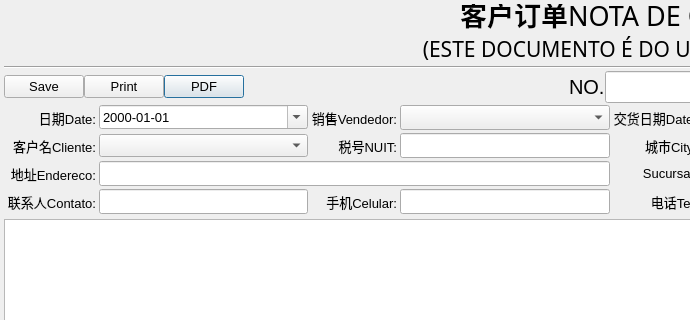
Above: Ui/FormOrderMob.ui from golden7602/zion before the change; both pictures show x 0 to 690 and y 0 to 320 of the 913 by 539 pixel window. Below: the same form after it.
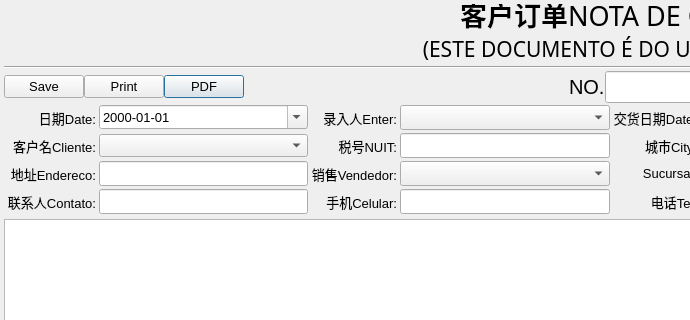
That is the form after the change. Icons and pictures are not drawn.

Commit message: 继续调整Order

Diff of the .ui file:
```diff
--- a/Ui/FormOrderMob.ui
+++ b/Ui/FormOrderMob.ui
@@ -374,28 +374,6 @@
      <property name="spacing">
       <number>3</number>
      </property>
-     <item row="2" column="2" colspan="3">
-      <widget class="QLineEdit" name="fEndereco">
-       <property name="minimumSize">
-        <size>
-         <width>0</width>
-         <height>25</height>
-        </size>
-       </property>
-       <property name="sizeIncrement">
-        <size>
-         <width>0</width>
-         <height>25</height>
-        </size>
-       </property>
-       <property name="placeholderText">
-        <string/>
-       </property>
-       <property name="clearButtonEnabled">
-        <bool>true</bool>
-       </property>
-      </widget>
-     </item>
      <item row="3" column="4">
       <widget class="QLineEdit" name="fCelular">
        <property name="minimumSize">
@@ -607,25 +585,6 @@
        </property>
       </widget>
      </item>
-     <item row="0" column="4">
-      <widget class="QComboBox" name="fVendedorID">
-       <property name="minimumSize">
-        <size>
-         <width>0</width>
-         <height>25</height>
-        </size>
-       </property>
-       <property name="sizeIncrement">
-        <size>
-         <width>0</width>
-         <height>25</height>
-        </size>
-       </property>
-       <property name="clearButtonEnabled" stdset="0">
-        <bool>true</bool>
-       </property>
-      </widget>
-     </item>
      <item row="3" column="3">
       <widget class="QLabel" name="label_10">
        <property name="text">
@@ -655,28 +614,6 @@
        </property>
       </widget>
      </item>
-     <item row="0" column="3">
-      <widget class="QLabel" name="label_5">
-       <property name="minimumSize">
-        <size>
-         <width>0</width>
-         <height>25</height>
-        </size>
-       </property>
-       <property name="sizeIncrement">
-        <size>
-         <width>0</width>
-         <height>25</height>
-        </size>
-       </property>
-       <property name="text">
-        <string>销售Vendedor:</string>
-       </property>
-       <property name="alignment">
-        <set>Qt::AlignRight|Qt::AlignTrailing|Qt::AlignVCenter</set>
-       </property>
-      </widget>
-     </item>
      <item row="0" column="0">
       <widget class="QLabel" name="label_3">
        <property name="minimumSize">
@@ -789,6 +726,89 @@
        </property>
       </widget>
      </item>
+     <item row="2" column="2">
+      <widget class="QLineEdit" name="fEndereco">
+       <property name="minimumSize">
+        <size>
+         <width>0</width>
+         <height>25</height>
+        </size>
+       </property>
+       <property name="sizeIncrement">
+        <size>
+         <width>0</width>
+         <height>25</height>
+        </size>
+       </property>
+       <property name="placeholderText">
+        <string/>
+       </property>
+       <property name="clearButtonEnabled">
+        <bool>true</bool>
+       </property>
+      </widget>
+     </item>
+     <item row="2" column="3">
+      <widget class="QLabel" name="label_5">
+       <property name="minimumSize">
+        <size>
+         <width>0</width>
+         <height>25</height>
+        </size>
+       </property>
+       <property name="sizeIncrement">
+        <size>
+         <width>0</width>
+         <height>25</height>
+        </size>
+       </property>
+       <property name="text">
+        <string>销售Vendedor:</string>
+       </property>
+       <property name="alignment">
+        <set>Qt::AlignRight|Qt::AlignTrailing|Qt::AlignVCenter</set>
+       </property>
+      </widget>
+     </item>
+     <item row="2" column="4">
+      <widget class="QComboBox" name="fVendedorID">
+       <property name="minimumSize">
+        <size>
+         <width>0</width>
+         <height>25</height>
+        </size>
+       </property>
+       <property name="sizeIncrement">
+        <size>
+         <width>0</width>
+         <height>25</height>
+        </size>
+       </property>
+       <property name="clearButtonEnabled" stdset="0">
+        <bool>true</bool>
+       </property>
+      </widget>
+     </item>
+     <item row="0" column="3">
+      <widget class="QLabel" name="label_17">
+       <property name="text">
+        <string>录入人Enter:</string>
+       </property>
+       <property name="alignment">
+        <set>Qt::AlignRight|Qt::AlignTrailing|Qt::AlignVCenter</set>
+       </property>
+      </widget>
+     </item>
+     <item row="0" column="4">
+      <widget class="QComboBox" name="fEntryID">
+       <property name="minimumSize">
+        <size>
+         <width>0</width>
+         <height>25</height>
+        </size>
+       </property>
+      </widget>
+     </item>
     </layout>
    </item>
    <item>
```
The commit also changes 11 other files.
